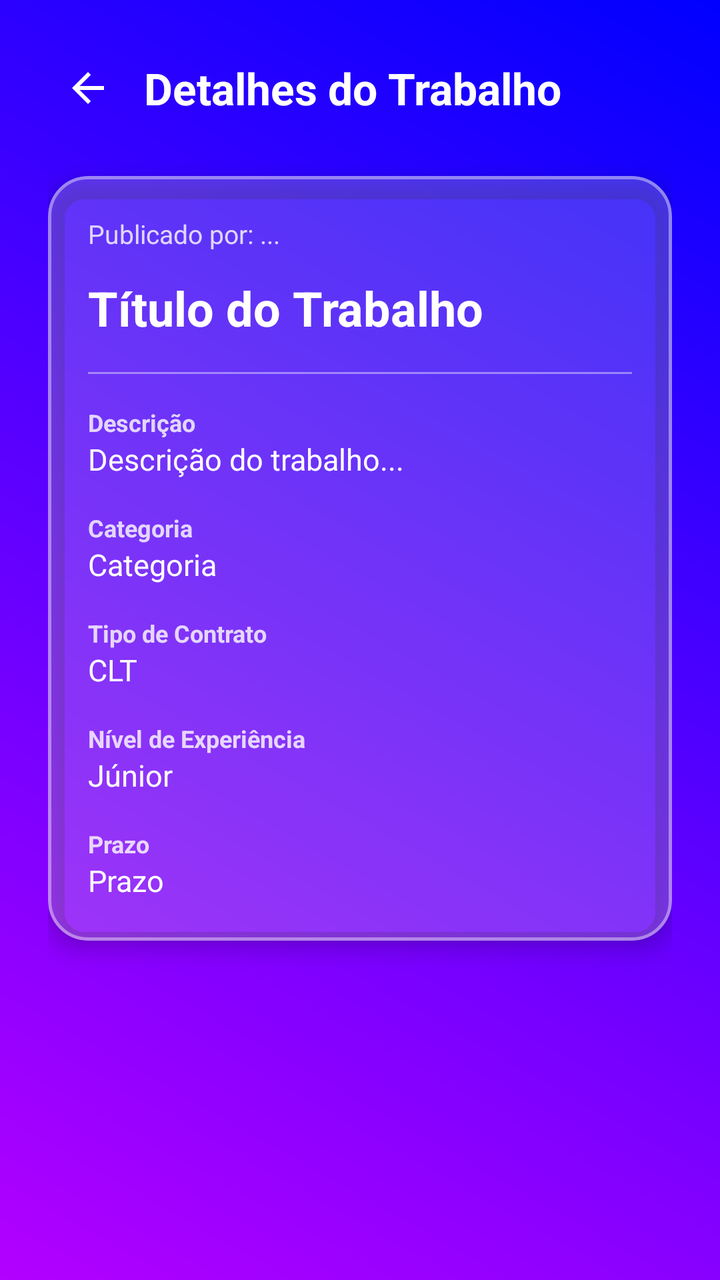
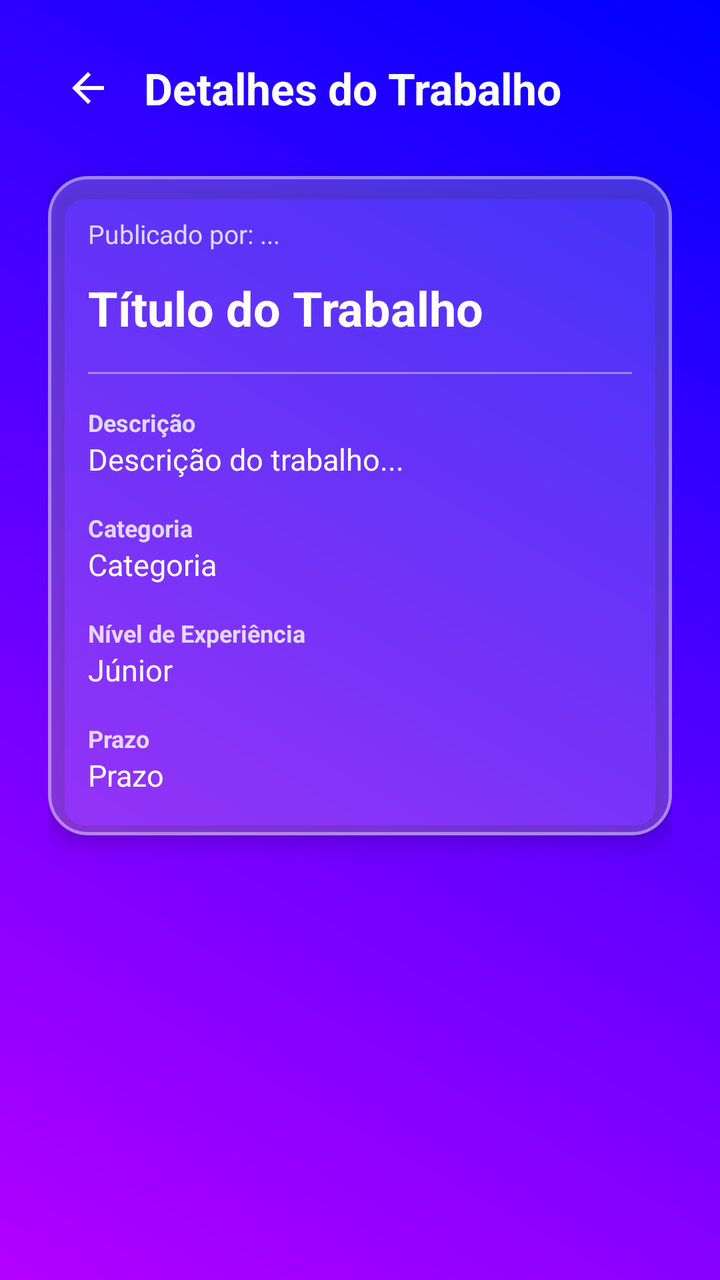

Compare the two renders of this Android layout. The source of the first and the diff that turns it into the second are given below.
<!-- AndroidManifest.xml: application theme Theme.PlataformaRemota -->
<!-- res/layout/activity_main2.xml -->
<?xml version="1.0" encoding="utf-8"?>
<ScrollView xmlns:android="http://schemas.android.com/apk/res/android"
    xmlns:app="http://schemas.android.com/apk/res-auto"
    xmlns:tools="http://schemas.android.com/tools"
    android:layout_width="match_parent"
    android:layout_height="match_parent"
    android:background="@drawable/background_gradiente"
    android:fillViewport="true">

    <LinearLayout
        android:layout_width="match_parent"
        android:layout_height="wrap_content"
        android:orientation="vertical"
        android:padding="24dp">

        
        <LinearLayout
            android:layout_width="match_parent"
            android:layout_height="wrap_content"
            android:gravity="center_vertical"
            android:orientation="horizontal"
            android:layout_marginBottom="24dp">

            <ImageView
                android:id="@+id/btnVoltar"
                android:layout_width="40dp"
                android:layout_height="40dp"
                android:padding="8dp"
                android:background="?attr/selectableItemBackgroundBorderless"
                android:clickable="true"
                android:focusable="true"
                android:contentDescription="Voltar"
                android:src="@drawable/ic_arrow_back"
                app:tint="@color/white" />

            <TextView
                android:layout_width="0dp"
                android:layout_height="wrap_content"
                android:layout_weight="1"
                android:layout_marginStart="8dp"
                android:text="Detalhes do Trabalho"
                android:textColor="@color/white"
                android:textSize="22sp"
                android:textStyle="bold" />
        </LinearLayout>

        
        <com.google.android.material.card.MaterialCardView
            android:layout_width="match_parent"
            android:layout_height="wrap_content"
            android:layout_marginBottom="24dp"
            app:cardBackgroundColor="#33FFFFFF"
            app:cardCornerRadius="20dp"
            app:cardElevation="6dp"
            app:strokeWidth="1.5dp"
            app:strokeColor="#66FFFFFF">

            <LinearLayout
                android:layout_width="match_parent"
                android:layout_height="wrap_content"
                android:orientation="vertical"
                android:padding="20dp">

                
                <TextView
                    android:id="@+id/txtCriador"
                    android:layout_width="match_parent"
                    android:layout_height="wrap_content"
                    android:layout_marginBottom="12dp"
                    android:text="Publicado por: ..."
                    android:textColor="#CCFFFFFF"
                    android:textSize="13sp" />

                
                <TextView
                    android:id="@+id/txtTituloDetalhe"
                    android:layout_width="match_parent"
                    android:layout_height="wrap_content"
                    android:layout_marginBottom="16dp"
                    android:text="Título do Trabalho"
                    android:textColor="@color/white"
                    android:textSize="24sp"
                    android:textStyle="bold" />

                <View
                    android:layout_width="match_parent"
                    android:layout_height="1dp"
                    android:layout_marginBottom="16dp"
                    android:background="#66FFFFFF" />

                
                <TextView
                    android:layout_width="wrap_content"
                    android:layout_height="wrap_content"
                    android:text="Descrição"
                    android:textColor="#CCFFFFFF"
                    android:textSize="12sp"
                    android:textStyle="bold" />

                <TextView
                    android:id="@+id/txtDescricaoDetalhe"
                    android:layout_width="match_parent"
                    android:layout_height="wrap_content"
                    android:layout_marginBottom="16dp"
                    android:text="Descrição do trabalho..."
                    android:textColor="@color/white"
                    android:textSize="15sp" />

                
                <TextView
                    android:layout_width="wrap_content"
                    android:layout_height="wrap_content"
                    android:text="Categoria"
                    android:textColor="#CCFFFFFF"
                    android:textSize="12sp"
                    android:textStyle="bold" />

                <TextView
                    android:id="@+id/txtCategoriaDetalhe"
                    android:layout_width="match_parent"
                    android:layout_height="wrap_content"
                    android:layout_marginBottom="16dp"
                    android:text="Categoria"
                    android:textColor="@color/white"
                    android:textSize="15sp" />

                
                <TextView
                    android:layout_width="wrap_content"
                    android:layout_height="wrap_content"
                    android:text="Tipo de Contrato"
                    android:textColor="#CCFFFFFF"
                    android:textSize="12sp"
                    android:textStyle="bold" />

                <TextView
                    android:id="@+id/txtTipoContratoDetalhe"
                    android:layout_width="match_parent"
                    android:layout_height="wrap_content"
                    android:layout_marginBottom="16dp"
                    android:text="CLT"
                    android:textColor="@color/white"
                    android:textSize="15sp" />

                
                <TextView
                    android:layout_width="wrap_content"
                    android:layout_height="wrap_content"
                    android:text="Nível de Experiência"
                    android:textColor="#CCFFFFFF"
                    android:textSize="12sp"
                    android:textStyle="bold" />

                <TextView
                    android:id="@+id/txtNivelDetalhe"
                    android:layout_width="match_parent"
                    android:layout_height="wrap_content"
                    android:layout_marginBottom="16dp"
                    android:text="Júnior"
                    android:textColor="@color/white"
                    android:textSize="15sp" />

                
                <TextView
                    android:layout_width="wrap_content"
                    android:layout_height="wrap_content"
                    android:text="Prazo"
                    android:textColor="#CCFFFFFF"
                    android:textSize="12sp"
                    android:textStyle="bold" />

                <TextView
                    android:id="@+id/txtPrazoDetalhe"
                    android:layout_width="match_parent"
                    android:layout_height="wrap_content"
                    android:text="Prazo"
                    android:textColor="@color/white"
                    android:textSize="15sp" />
            </LinearLayout>
        </com.google.android.material.card.MaterialCardView>

        
        <LinearLayout
            android:id="@+id/layoutBotoesCriador"
            android:layout_width="match_parent"
            android:layout_height="wrap_content"
            android:orientation="horizontal"
            android:weightSum="3"
            android:visibility="gone">

            <com.google.android.material.button.MaterialButton
                android:id="@+id/btnExcluir"
                android:layout_width="0dp"
                android:layout_height="52dp"
                android:layout_weight="1"
                android:layout_marginEnd="4dp"
                android:backgroundTint="#D32F2F"
                android:text="EXCLUIR"
                android:textColor="#FFFFFF"
                android:textSize="11sp"
                android:textStyle="bold"
                android:maxLines="1"
                app:cornerRadius="12dp"
                app:icon="@drawable/ic_delete"
                app:iconGravity="textStart"
                app:iconPadding="4dp"
                app:iconTint="#FFFFFF"
                app:iconSize="18dp" />

            <com.google.android.material.button.MaterialButton
                android:id="@+id/btnEditar"
                android:layout_width="0dp"
                android:layout_height="52dp"
                android:layout_weight="1"
                android:layout_marginHorizontal="4dp"
                android:backgroundTint="#0D226B"
                android:text="EDITAR"
                android:textColor="#FFFFFF"
                android:textSize="11sp"
                android:textStyle="bold"
                android:maxLines="1"
                app:cornerRadius="12dp"
                app:icon="@drawable/ic_edit"
                app:iconGravity="textStart"
                app:iconPadding="4dp"
                app:iconTint="#FFFFFF"
                app:iconSize="18dp" />

            <com.google.android.material.button.MaterialButton
                android:id="@+id/btnChat"
                android:layout_width="0dp"
                android:layout_height="52dp"
                android:layout_weight="1"
                android:layout_marginStart="4dp"
                android:backgroundTint="#43A047"
                android:text="CHAT"
                android:textColor="#FFFFFF"
                android:textSize="11sp"
                android:textStyle="bold"
                android:maxLines="1"
                app:cornerRadius="12dp"
                app:icon="@drawable/ic_chat"
                app:iconGravity="textStart"
                app:iconPadding="4dp"
                app:iconTint="#FFFFFF"
                app:iconSize="18dp" />
        </LinearLayout>

        
        <com.google.android.material.button.MaterialButton
            android:id="@+id/btnCandidatar"
            android:layout_width="match_parent"
            android:layout_height="56dp"
            android:backgroundTint="#43A047"
            android:text="CADASTRAR-SE NO TRABALHO"
            android:textColor="#FFFFFF"
            android:textSize="14sp"
            android:textStyle="bold"
            android:visibility="gone"
            app:cornerRadius="28dp"
            app:elevation="4dp"
            app:icon="@drawable/ic_add"
            app:iconGravity="textStart"
            app:iconPadding="8dp"
            app:iconTint="#FFFFFF" />

    </LinearLayout>
</ScrollView>
<!-- resources referenced by this layout -->
<resources>
  <color name="white">#FFFFFFFF</color>
  <!-- drawable background_gradiente (drawable) -->
  <?xml version="1.0" encoding="utf-8"?>
  <shape xmlns:android="http://schemas.android.com/apk/res/android">
      <gradient
          android:startColor="#B300FF"
          android:endColor="#0000FF"
          android:angle="45"/>
  </shape>
  <!-- drawable ic_add (drawable) -->
  <vector xmlns:android="http://schemas.android.com/apk/res/android" android:height="24dp" android:tint="#000000" android:viewportHeight="960" android:viewportWidth="960" android:width="24dp">
        
      <path android:fillColor="@android:color/white" android:pathData="M440,520L200,520L200,440L440,440L440,200L520,200L520,440L760,440L760,520L520,520L520,760L440,760L440,520Z"/>
      
  </vector>
  <!-- drawable ic_arrow_back (drawable) -->
  <vector xmlns:android="http://schemas.android.com/apk/res/android" android:autoMirrored="true" android:height="24dp" android:tint="#000000" android:viewportHeight="960" android:viewportWidth="960" android:width="24dp">
        
      <path android:fillColor="@android:color/white" android:pathData="M313,520L537,744L480,800L160,480L480,160L537,216L313,440L800,440L800,520L313,520Z"/>
      
  </vector>
  <!-- drawable ic_chat (drawable) -->
  <vector xmlns:android="http://schemas.android.com/apk/res/android" android:autoMirrored="true" android:height="24dp" android:tint="#000000" android:viewportHeight="960" android:viewportWidth="960" android:width="24dp">
        
      <path android:fillColor="@android:color/white" android:pathData="M240,560L560,560L560,480L240,480L240,560ZM240,440L720,440L720,360L240,360L240,440ZM240,320L720,320L720,240L240,240L240,320ZM80,880L80,160Q80,127 103.5,103.5Q127,80 160,80L800,80Q833,80 856.5,103.5Q880,127 880,160L880,640Q880,673 856.5,696.5Q833,720 800,720L240,720L80,880ZM206,640L800,640Q800,640 800,640Q800,640 800,640L800,160Q800,160 800,160Q800,160 800,160L160,160Q160,160 160,160Q160,160 160,160L160,685L206,640ZM160,640L160,640L160,160Q160,160 160,160Q160,160 160,160L160,160Q160,160 160,160Q160,160 160,160L160,640Q160,640 160,640Q160,640 160,640Z"/>
      
  </vector>
  <!-- drawable ic_edit (drawable) -->
  <vector xmlns:android="http://schemas.android.com/apk/res/android" android:height="24dp" android:tint="#000000" android:viewportHeight="960" android:viewportWidth="960" android:width="24dp">
        
      <path android:fillColor="@android:color/white" android:pathData="M200,760L257,760L648,369L591,312L200,703L200,760ZM120,840L120,670L648,143Q660,132 674.5,126Q689,120 705,120Q721,120 736,126Q751,132 762,144L817,200Q829,211 834.5,226Q840,241 840,256Q840,272 834.5,286.5Q829,301 817,313L290,840L120,840ZM760,256L760,256L704,200L704,200L760,256ZM619,341L591,312L591,312L648,369L648,369L619,341Z"/>
      
  </vector>
  <style name="Theme.PlataformaRemota" parent="Base.Theme.PlataformaRemota" />
  <style name="Base.Theme.PlataformaRemota" parent="Theme.Material3.DayNight.NoActionBar">
          
          
      </style>
  <!-- unchanged entries left out for length: 1 -->
</resources>

<!-- the commit's change to res/layout/activity_main2.xml (unified diff, before → after) -->
@@ -126,21 +126,10 @@
 
                 
                 <TextView
-                    android:layout_width="wrap_content"
-                    android:layout_height="wrap_content"
-                    android:text="Tipo de Contrato"
-                    android:textColor="#CCFFFFFF"
-                    android:textSize="12sp"
-                    android:textStyle="bold" />
-
-                <TextView
                     android:id="@+id/txtTipoContratoDetalhe"
-                    android:layout_width="match_parent"
-                    android:layout_height="wrap_content"
-                    android:layout_marginBottom="16dp"
-                    android:text="CLT"
-                    android:textColor="@color/white"
-                    android:textSize="15sp" />
+                    android:layout_width="wrap_content"
+                    android:layout_height="wrap_content"
+                    android:visibility="gone" />
 
                 
                 <TextView
<!-- resource entries referenced after the edit -->
@@ -37,6 +37,13 @@
   <style name="Base.Theme.PlataformaRemota" parent="Theme.Material3.DayNight.NoActionBar">
           
           
+          <item name="android:windowAnimationStyle">@style/ActivityAnimation</item>
+      </style>
+  <style name="ActivityAnimation" parent="@android:style/Animation.Activity">
+          <item name="android:activityOpenEnterAnimation">@anim/slide_in_right</item>
+          <item name="android:activityOpenExitAnimation">@anim/slide_out_left</item>
+          <item name="android:activityCloseEnterAnimation">@anim/slide_in_left</item>
+          <item name="android:activityCloseExitAnimation">@anim/slide_out_right</item>
       </style>
   <!-- unchanged entries left out for length: 1 -->
 </resources>
